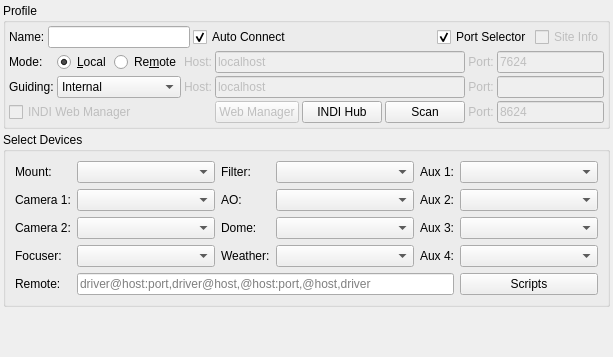
The window that kstars/ekos/profileeditor.ui (KDE/kstars) describes before a commit, drawn with Qt 5.
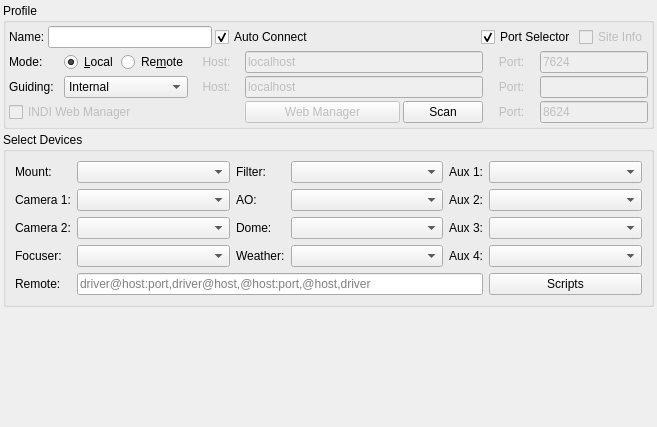
The same window after the commit. Icons and pictures are not drawn.

Commit message: Remove any traces of INDI hub as the project is dead

What changed in the file:
```diff
--- a/kstars/ekos/profileeditor.ui
+++ b/kstars/ekos/profileeditor.ui
@@ -6,8 +6,8 @@
    <rect>
     <x>0</x>
     <y>0</y>
-    <width>613</width>
-    <height>357</height>
+    <width>657</width>
+    <height>427</height>
    </rect>
   </property>
   <layout class="QVBoxLayout" name="verticalLayout">
@@ -75,7 +75,7 @@
         <item>
          <spacer name="horizontalSpacer">
           <property name="orientation">
-           <enum>Qt::Horizontal</enum>
+           <enum>Qt::Orientation::Horizontal</enum>
           </property>
           <property name="sizeHint" stdset="0">
            <size>
@@ -118,13 +118,32 @@
       </item>
       <item>
        <layout class="QGridLayout" name="gridLayout_2">
-        <item row="1" column="0">
-         <widget class="QLabel" name="guidingTypeLabel">
-          <property name="toolTip">
-           <string>&lt;html&gt;&lt;body&gt;&lt;p&gt;Select which plug-in the Guider module should use.&lt;/p&gt;&lt;/body&gt;&lt;/html&gt;</string>
+        <item row="2" column="8">
+         <widget class="QLabel" name="INDIWebManagerPortLabel">
+          <property name="enabled">
+           <bool>false</bool>
           </property>
           <property name="text">
-           <string>Guiding:</string>
+           <string>Port:</string>
+          </property>
+          <property name="alignment">
+           <set>Qt::AlignmentFlag::AlignCenter</set>
+          </property>
+         </widget>
+        </item>
+        <item row="1" column="9">
+         <widget class="QLineEdit" name="externalGuidePort">
+          <property name="enabled">
+           <bool>false</bool>
+          </property>
+          <property name="sizePolicy">
+           <sizepolicy hsizetype="Preferred" vsizetype="Fixed">
+            <horstretch>0</horstretch>
+            <verstretch>0</verstretch>
+           </sizepolicy>
+          </property>
+          <property name="toolTip">
+           <string>&lt;html&gt;&lt;body&gt;&lt;p&gt;External guider port.&lt;/p&gt;&lt;/body&gt;&lt;/html&gt;</string>
           </property>
          </widget>
         </item>
@@ -142,39 +161,6 @@
           </property>
          </widget>
         </item>
-        <item row="2" column="9">
-         <widget class="QLabel" name="INDIWebManagerPortLabel">
-          <property name="enabled">
-           <bool>false</bool>
-          </property>
-          <property name="text">
-           <string>Port:</string>
-          </property>
-          <property name="alignment">
-           <set>Qt::AlignCenter</set>
-          </property>
-         </widget>
-        </item>
-        <item row="1" column="9">
-         <widget class="QLabel" name="externalGuidePortLabel">
-          <property name="enabled">
-           <bool>false</bool>
-          </property>
-          <property name="text">
-           <string>Port:</string>
-          </property>
-          <property name="alignment">
-           <set>Qt::AlignCenter</set>
-          </property>
-         </widget>
-        </item>
-        <item row="0" column="2">
-         <widget class="QRadioButton" name="remoteMode">
-          <property name="text">
-           <string>Re&amp;mote</string>
-          </property>
-         </widget>
-        </item>
         <item row="0" column="3">
          <widget class="QLabel" name="remoteHostLabel">
           <property name="enabled">
@@ -184,24 +170,58 @@
            <string>Host:</string>
           </property>
           <property name="alignment">
-           <set>Qt::AlignCenter</set>
+           <set>Qt::AlignmentFlag::AlignCenter</set>
           </property>
          </widget>
         </item>
-        <item row="0" column="9">
-         <widget class="QLabel" name="remotePortLabel">
+        <item row="2" column="4" colspan="3">
+         <widget class="QPushButton" name="openWebManagerB">
           <property name="enabled">
            <bool>false</bool>
           </property>
+          <property name="sizePolicy">
+           <sizepolicy hsizetype="Preferred" vsizetype="Fixed">
+            <horstretch>0</horstretch>
+            <verstretch>0</verstretch>
+           </sizepolicy>
+          </property>
+          <property name="toolTip">
+           <string>&lt;html&gt;&lt;body&gt;&lt;p&gt;Open Web Manager in browser.&lt;/p&gt;&lt;/body&gt;&lt;/html&gt;</string>
+          </property>
           <property name="text">
-           <string>Port:</string>
+           <string>Web Manager</string>
           </property>
-          <property name="alignment">
-           <set>Qt::AlignCenter</set>
+          <property name="icon">
+           <iconset theme="applications-internet"/>
           </property>
+          <property name="iconSize">
+           <size>
+            <width>20</width>
+            <height>20</height>
+           </size>
+          </property>
          </widget>
         </item>
-        <item row="2" column="10">
+        <item row="2" column="7">
+         <widget class="QPushButton" name="scanB">
+          <property name="toolTip">
+           <string>&lt;html&gt;&lt;body&gt;&lt;p&gt;Scan local network for INDI web managers.&lt;/p&gt;&lt;/body&gt;&lt;/html&gt;</string>
+          </property>
+          <property name="text">
+           <string>Scan</string>
+          </property>
+          <property name="icon">
+           <iconset theme="search"/>
+          </property>
+          <property name="iconSize">
+           <size>
+            <width>20</width>
+            <height>20</height>
+           </size>
+          </property>
+         </widget>
+        </item>
+        <item row="2" column="9">
          <widget class="QLineEdit" name="INDIWebManagerPort">
           <property name="enabled">
            <bool>false</bool>
@@ -220,83 +240,6 @@
           </property>
          </widget>
         </item>
-        <item row="0" column="4" colspan="5">
-         <widget class="QLineEdit" name="remoteHost">
-          <property name="enabled">
-           <bool>false</bool>
-          </property>
-          <property name="sizePolicy">
-           <sizepolicy hsizetype="MinimumExpanding" vsizetype="Fixed">
-            <horstretch>0</horstretch>
-            <verstretch>0</verstretch>
-           </sizepolicy>
-          </property>
-          <property name="toolTip">
-           <string>&lt;html&gt;&lt;body&gt;&lt;p&gt;Remote INDI server host or address.&lt;/p&gt;&lt;/body&gt;&lt;/html&gt;</string>
-          </property>
-          <property name="text">
-           <string notr="true">localhost</string>
-          </property>
-         </widget>
-        </item>
-        <item row="0" column="10">
-         <widget class="QLineEdit" name="remotePort">
-          <property name="enabled">
-           <bool>false</bool>
-          </property>
-          <property name="sizePolicy">
-           <sizepolicy hsizetype="Preferred" vsizetype="Fixed">
-            <horstretch>0</horstretch>
-            <verstretch>0</verstretch>
-           </sizepolicy>
-          </property>
-          <property name="toolTip">
-           <string>&lt;html&gt;&lt;body&gt;&lt;p&gt;Remote INDI Server Port.&lt;/p&gt;&lt;/body&gt;&lt;/html&gt;</string>
-          </property>
-          <property name="text">
-           <string>7624</string>
-          </property>
-         </widget>
-        </item>
-        <item row="1" column="4" colspan="5">
-         <widget class="QLineEdit" name="externalGuideHost">
-          <property name="enabled">
-           <bool>false</bool>
-          </property>
-          <property name="sizePolicy">
-           <sizepolicy hsizetype="MinimumExpanding" vsizetype="Fixed">
-            <horstretch>0</horstretch>
-            <verstretch>0</verstretch>
-           </sizepolicy>
-          </property>
-          <property name="toolTip">
-           <string>&lt;html&gt;&lt;body&gt;&lt;p&gt;External guider host or address.&lt;/p&gt;&lt;/body&gt;&lt;/html&gt;</string>
-          </property>
-          <property name="text">
-           <string>localhost</string>
-          </property>
-         </widget>
-        </item>
-        <item row="2" column="7">
-         <widget class="QPushButton" name="indihubB">
-          <property name="toolTip">
-           <string>&lt;html&gt;&lt;head/&gt;&lt;body&gt;&lt;p&gt;Configure INDIHub.&lt;/p&gt;&lt;/body&gt;&lt;/html&gt;</string>
-          </property>
-          <property name="text">
-           <string>INDI Hub</string>
-          </property>
-          <property name="icon">
-           <iconset resource="../data/kstars.qrc">
-            <normaloff>:/icons/indihub.svg</normaloff>:/icons/indihub.svg</iconset>
-          </property>
-          <property name="iconSize">
-           <size>
-            <width>20</width>
-            <height>20</height>
-           </size>
-          </property>
-         </widget>
-        </item>
         <item row="0" column="1">
          <widget class="QRadioButton" name="localMode">
           <property name="text">
@@ -307,55 +250,6 @@
           </property>
          </widget>
         </item>
-        <item row="1" column="10">
-         <widget class="QLineEdit" name="externalGuidePort">
-          <property name="enabled">
-           <bool>false</bool>
-          </property>
-          <property name="sizePolicy">
-           <sizepolicy hsizetype="Preferred" vsizetype="Fixed">
-            <horstretch>0</horstretch>
-            <verstretch>0</verstretch>
-           </sizepolicy>
-          </property>
-          <property name="toolTip">
-           <string>&lt;html&gt;&lt;body&gt;&lt;p&gt;External guider port.&lt;/p&gt;&lt;/body&gt;&lt;/html&gt;</string>
-          </property>
-         </widget>
-        </item>
-        <item row="2" column="8">
-         <widget class="QPushButton" name="scanB">
-          <property name="toolTip">
-           <string>&lt;html&gt;&lt;body&gt;&lt;p&gt;Scan local network for INDI web managers.&lt;/p&gt;&lt;/body&gt;&lt;/html&gt;</string>
-          </property>
-          <property name="text">
-           <string>Scan</string>
-          </property>
-          <property name="icon">
-           <iconset theme="search">
-            <normaloff>.</normaloff>.</iconset>
-          </property>
-          <property name="iconSize">
-           <size>
-            <width>20</width>
-            <height>20</height>
-           </size>
-          </property>
-         </widget>
-        </item>
-        <item row="1" column="3">
-         <widget class="QLabel" name="externalGuideHostLabel">
-          <property name="enabled">
-           <bool>false</bool>
-          </property>
-          <property name="text">
-           <string>Host:</string>
-          </property>
-          <property name="alignment">
-           <set>Qt::AlignCenter</set>
-          </property>
-         </widget>
-        </item>
         <item row="1" column="1" colspan="2">
          <widget class="QComboBox" name="guideTypeCombo">
           <property name="sizePolicy">
@@ -381,6 +275,16 @@
           </item>
          </widget>
         </item>
+        <item row="1" column="0">
+         <widget class="QLabel" name="guidingTypeLabel">
+          <property name="toolTip">
+           <string>&lt;html&gt;&lt;body&gt;&lt;p&gt;Select which plug-in the Guider module should use.&lt;/p&gt;&lt;/body&gt;&lt;/html&gt;</string>
+          </property>
+          <property name="text">
+           <string>Guiding:</string>
+          </property>
+         </widget>
+        </item>
         <item row="2" column="0" colspan="4">
          <widget class="QCheckBox" name="INDIWebManagerCheck">
           <property name="enabled">
@@ -394,8 +298,92 @@
           </property>
          </widget>
         </item>
-        <item row="2" column="4" colspan="3">
-         <widget class="QPushButton" name="openWebManagerB">
+        <item row="0" column="8">
+         <widget class="QLabel" name="remotePortLabel">
+          <property name="enabled">
+           <bool>false</bool>
+          </property>
+          <property name="text">
+           <string>Port:</string>
+          </property>
+          <property name="alignment">
+           <set>Qt::AlignmentFlag::AlignCenter</set>
+          </property>
+         </widget>
+        </item>
+        <item row="0" column="2">
+         <widget class="QRadioButton" name="remoteMode">
+          <property name="text">
+           <string>Re&amp;mote</string>
+          </property>
+         </widget>
+        </item>
+        <item row="0" column="4" colspan="4">
+         <widget class="QLineEdit" name="remoteHost">
+          <property name="enabled">
+           <bool>false</bool>
+          </property>
+          <property name="sizePolicy">
+           <sizepolicy hsizetype="MinimumExpanding" vsizetype="Fixed">
+            <horstretch>0</horstretch>
+            <verstretch>0</verstretch>
+           </sizepolicy>
+          </property>
+          <property name="toolTip">
+           <string>&lt;html&gt;&lt;body&gt;&lt;p&gt;Remote INDI server host or address.&lt;/p&gt;&lt;/body&gt;&lt;/html&gt;</string>
+          </property>
+          <property name="text">
+           <string notr="true">localhost</string>
+          </property>
+         </widget>
+        </item>
+        <item row="1" column="8">
+         <widget class="QLabel" name="externalGuidePortLabel">
+          <property name="enabled">
+           <bool>false</bool>
+          </property>
+          <property name="text">
+           <string>Port:</string>
+          </property>
+          <property name="alignment">
+           <set>Qt::AlignmentFlag::AlignCenter</set>
+          </property>
+         </widget>
+        </item>
+        <item row="1" column="4" colspan="4">
+         <widget class="QLineEdit" name="externalGuideHost">
+          <property name="enabled">
+           <bool>false</bool>
+          </property>
+          <property name="sizePolicy">
+           <sizepolicy hsizetype="MinimumExpanding" vsizetype="Fixed">
+            <horstretch>0</horstretch>
+            <verstretch>0</verstretch>
+           </sizepolicy>
+          </property>
+          <property name="toolTip">
+           <string>&lt;html&gt;&lt;body&gt;&lt;p&gt;External guider host or address.&lt;/p&gt;&lt;/body&gt;&lt;/html&gt;</string>
+          </property>
+          <property name="text">
+           <string>localhost</string>
+          </property>
+         </widget>
+        </item>
+        <item row="1" column="3">
+         <widget class="QLabel" name="externalGuideHostLabel">
+          <property name="enabled">
+           <bool>false</bool>
+          </property>
+          <property name="text">
+           <string>Host:</string>
+          </property>
+          <property name="alignment">
+           <set>Qt::AlignmentFlag::AlignCenter</set>
+          </property>
+         </widget>
+        </item>
+        <item row="0" column="9">
+         <widget class="QLineEdit" name="remotePort">
           <property name="enabled">
            <bool>false</bool>
           </property>
@@ -406,20 +394,10 @@
            </sizepolicy>
           </property>
           <property name="toolTip">
-           <string>&lt;html&gt;&lt;body&gt;&lt;p&gt;Open Web Manager in browser.&lt;/p&gt;&lt;/body&gt;&lt;/html&gt;</string>
+           <string>&lt;html&gt;&lt;body&gt;&lt;p&gt;Remote INDI Server Port.&lt;/p&gt;&lt;/body&gt;&lt;/html&gt;</string>
           </property>
           <property name="text">
-           <string>Web Manager</string>
-          </property>
-          <property name="icon">
-           <iconset theme="applications-internet">
-            <normaloff>.</normaloff>.</iconset>
-          </property>
-          <property name="iconSize">
-           <size>
-            <width>20</width>
-            <height>20</height>
-           </size>
+           <string>7624</string>
           </property>
          </widget>
         </item>
@@ -728,7 +706,7 @@
    <item>
     <spacer name="verticalSpacer">
      <property name="orientation">
-      <enum>Qt::Vertical</enum>
+      <enum>Qt::Orientation::Vertical</enum>
      </property>
      <property name="sizeHint" stdset="0">
       <size>
```
The commit also changes 17 other files.
